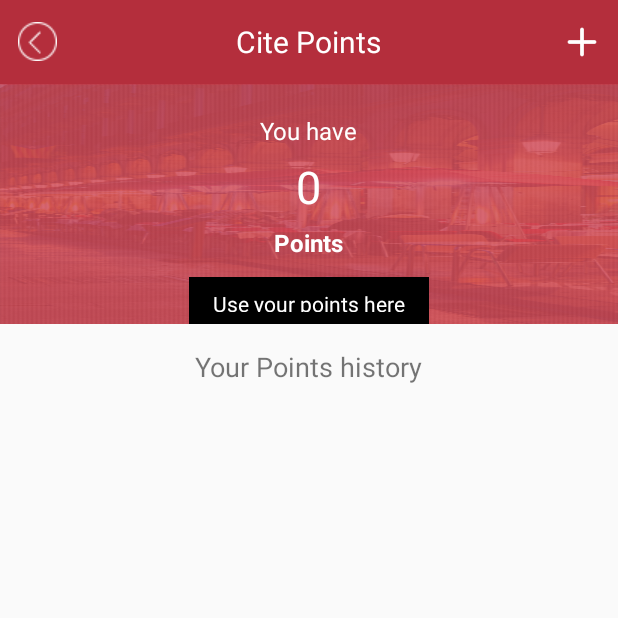
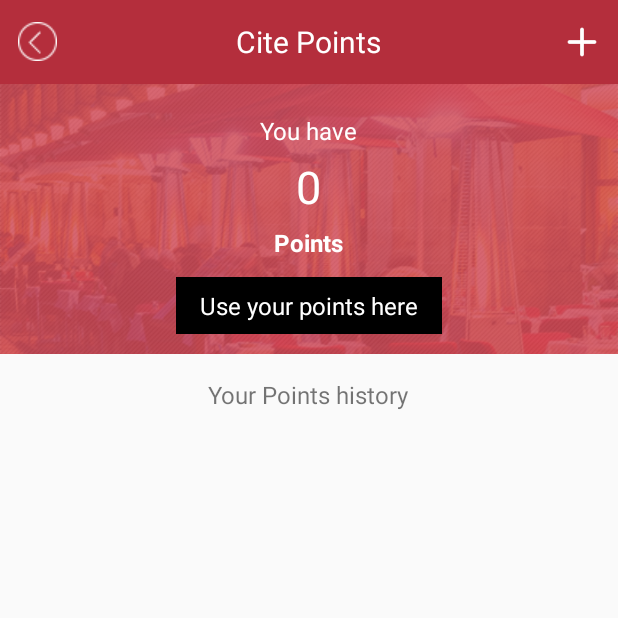
Before and after one commit to iArsalanshah/MyStash, an Android app: the Cite_Points screen opened directly, with no data from a screen before it, on a phone screen of 412 x 824 dp, the top half of it. Run offline under Robolectric (Android 15) with nearby library versions, the phone set to English and light mode, and no system bars; 3 statements that could not run were skipped.

Commit message:
messages need to update

```diff
--- a/app/build.gradle
+++ b/app/build.gradle
@@ -10,7 +10,7 @@ android {
         minSdkVersion 16
         targetSdkVersion 24
         versionCode 6
-        versionName "1.5.5"
+        versionName "1.5.6"
         multiDexEnabled true
     }
     buildTypes {
--- a/app/src/main/java/com/citemenu/mystash/home/Cite_Points.java
+++ b/app/src/main/java/com/citemenu/mystash/home/Cite_Points.java
@@ -112,7 +112,7 @@ public class Cite_Points extends AppCompatActivity {
         Context context;
         private LayoutInflater inflater;
 
-        public CitePointsAdapter(Context context, List<History> history) {
+        CitePointsAdapter(Context context, List<History> history) {
             this.context = context;
             this.history = history;
         }
--- a/app/src/main/res/layout/activity_cite_point.xml
+++ b/app/src/main/res/layout/activity_cite_point.xml
@@ -39,10 +39,14 @@
     <RelativeLayout
         android:id="@+id/container_CitePoints"
         android:layout_width="match_parent"
-        android:layout_height="160dp"
-        android:layout_below="@+id/container_toolbar_citePoints"
-        android:background="@drawable/bg_red"
-        android:minHeight="130dp">
+        android:layout_height="180dp"
+        android:layout_below="@+id/container_toolbar_citePoints">
+
+        <ImageView
+            android:layout_width="match_parent"
+            android:layout_height="match_parent"
+            android:scaleType="centerCrop"
+            android:src="@drawable/bg_red" />
 
         <TextView
             android:id="@+id/textView_textYouHave"
@@ -82,6 +86,7 @@
             android:layout_height="wrap_content"
             android:layout_below="@+id/tvCitePoints"
             android:layout_centerHorizontal="true"
+            android:layout_marginBottom="8dp"
             android:layout_marginTop="12dp"
             android:background="@android:color/black"
             android:onClick="useYourPointClick"
@@ -90,7 +95,8 @@
             android:paddingRight="16dp"
             android:paddingTop="8dp"
             android:text="Use your points here"
-            android:textColor="@android:color/white" />
+            android:textColor="@android:color/white"
+            android:textSize="16sp" />
     </RelativeLayout>
 
     <RelativeLayout
@@ -105,7 +111,7 @@
             android:layout_centerHorizontal="true"
             android:layout_margin="16dp"
             android:text="Your Points history"
-            android:textSize="18sp" />
+            android:textSize="16sp" />
     </RelativeLayout>
 
     <ListView
@@ -113,5 +119,4 @@
         android:layout_width="match_parent"
         android:layout_height="match_parent"
         android:layout_below="@+id/container_CitePointsHistory" />
-
 </RelativeLayout>
```
Also changed, not shown: app/src/main/java/com/citemenu/mystash/home/mycards_box/MyCards.java (+9 -4 lines), 12 other files.
